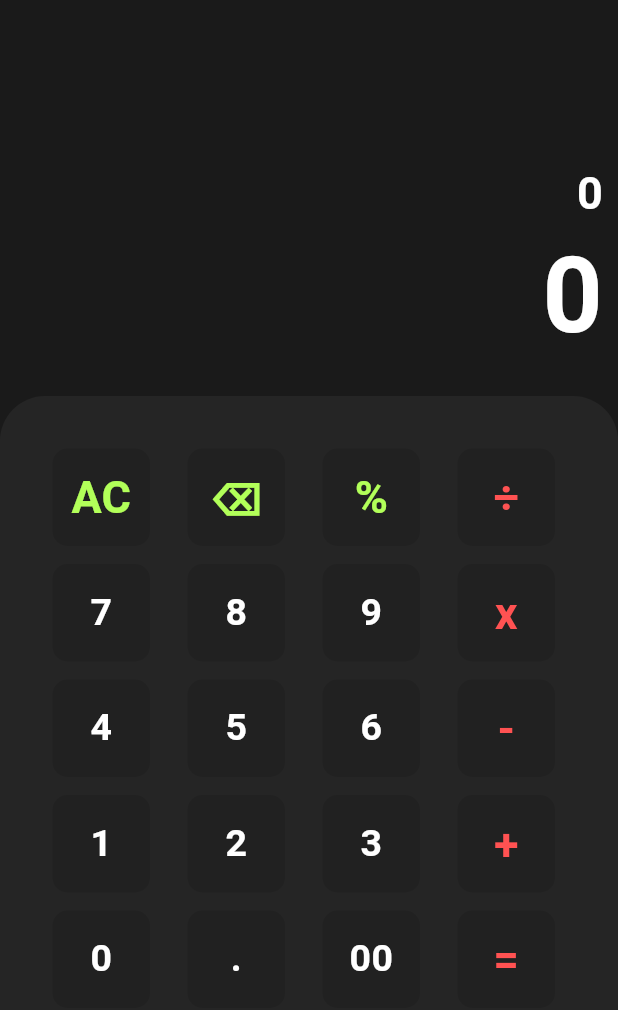
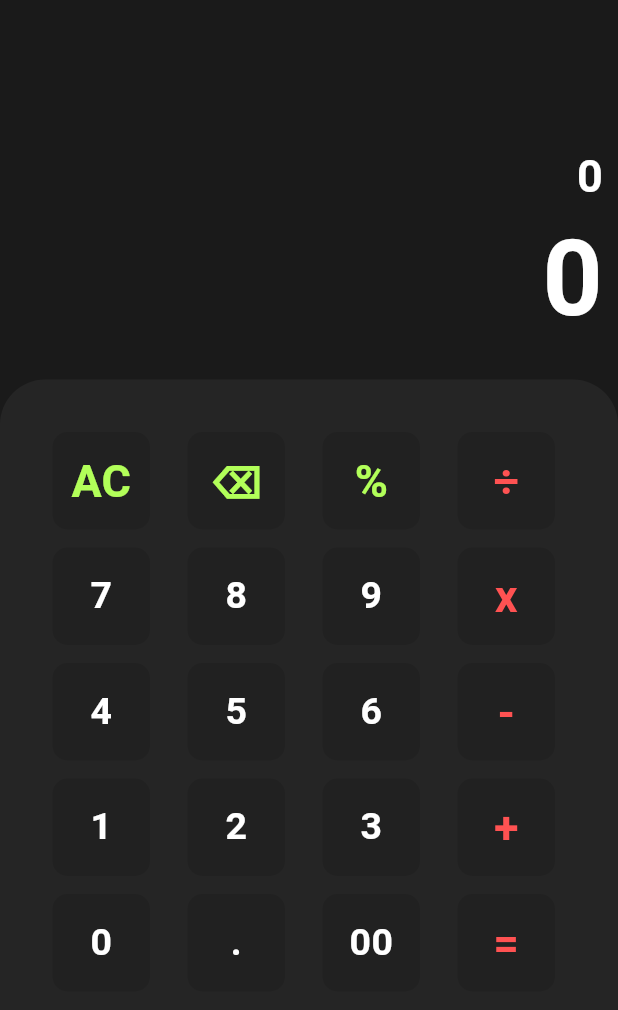
Before and after one commit to LA9/claculator, a Flutter app: the screen it shows after launch, on a phone screen of 412 x 824 dp. Shown: the top 1010 px of the screen. Run offline on Flutter 3.47's test engine with Material 3 defaults, Android fonts, the phone set to English and light mode, and no system bars; our stand-ins replace math_expressions.

Commit message:
Small adjust spacing between the widgets

```diff
--- a/lib/main.dart
+++ b/lib/main.dart
@@ -19,6 +19,8 @@ class CalculatorApp extends StatelessWidget {
     );
   }
 }
+
+
 
 class CalculatorAppHome extends StatefulWidget {
   const CalculatorAppHome({super.key});
@@ -113,7 +115,7 @@ final isEqualToFirst = btnText == btnText[0];
 
      body:Column(
        children: [
-          SizedBox(height:51),
+          SizedBox(height:40),
 
        Container(
         alignment: Alignment.centerRight,
@@ -199,8 +201,10 @@ Container(
           calButton("=", Colors.redAccent,btnOperatorFontSize),
         ]
       ),
+      SizedBox(height:10),
 
     ],
+
   ),
 )
        ]
```
